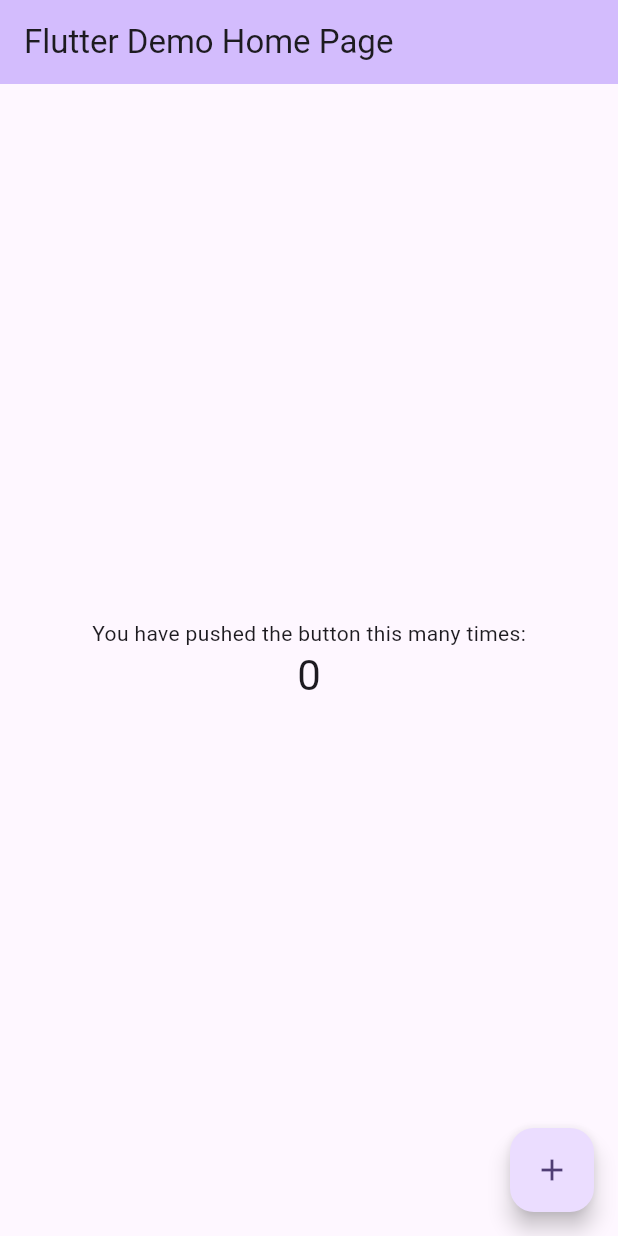
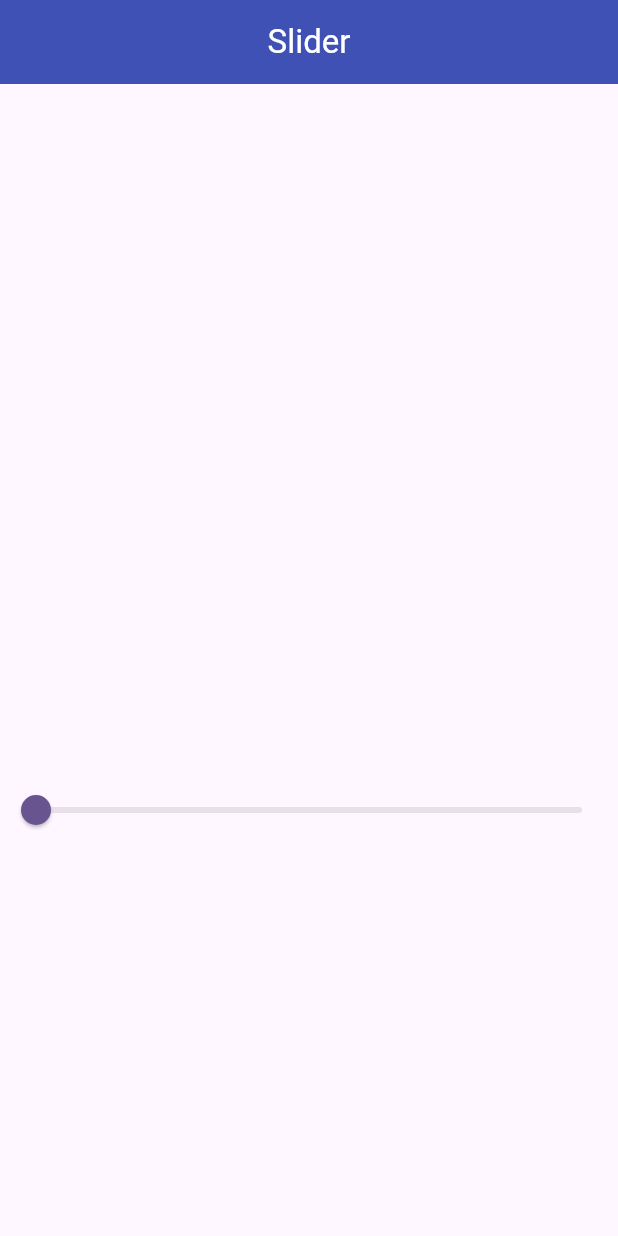
Before and after one commit to AdeelAhmadKhan36/Riverpode, a Flutter app: the screen it shows after launch, on a phone screen of 412 x 824 dp. Run offline on Flutter 3.47's test engine with Material 3 defaults, Android fonts, the light colour scheme and no system bars; our stand-ins replace flutter_riverpod.

Commit message:
Mutiple Sate

```diff
--- a/lib/main.dart
+++ b/lib/main.dart
@@ -1,4 +1,9 @@
 import 'package:flutter/material.dart';
+import 'package:flutter_riverpod/flutter_riverpod.dart';
+import 'package:riverpode_statmanagment/view/screens/counter.dart';
+import 'package:riverpode_statmanagment/view/screens/home.dart';
+import 'package:riverpode_statmanagment/view/screens/provider_in_riverpode.dart';
+import 'package:riverpode_statmanagment/view/screens/slider_provider.dart';
 
 void main() {
   runApp(const MyApp());
@@ -10,7 +15,9 @@
   // This widget is the root of your application.
   @override
   Widget build(BuildContext context) {
-    return MaterialApp(
+    return ProviderScope(
+
+      child: MaterialApp(
         title: 'Flutter Demo',
         theme: ThemeData(
           // This is the theme of your application.
@@ -30,93 +37,8 @@
           // tested with just a hot reload.
           colorScheme: ColorScheme.fromSeed(seedColor: Colors.deepPurple),
         ),
-      home: const MyHomePage(title: 'Flutter Demo Home Page'),
+        home:SliderScreen(),
+      ),
     );
   }
 }
-
-class MyHomePage extends StatefulWidget {
-  const MyHomePage({super.key, required this.title});
-
-  // This widget is the home page of your application. It is stateful, meaning
-  // that it has a State object (defined below) that contains fields that affect
-  // how it looks.
-
-  // This class is the configuration for the state. It holds the values (in this
-  // case the title) provided by the parent (in this case the App widget) and
-  // used by the build method of the State. Fields in a Widget subclass are
-  // always marked "final".
-
-  final String title;
-
-  @override
-  State<MyHomePage> createState() => _MyHomePageState();
-}
-
-class _MyHomePageState extends State<MyHomePage> {
-  int _counter = 0;
-
-  void _incrementCounter() {
-    setState(() {
-      // This call to setState tells the Flutter framework that something has
-      // changed in this State, which causes it to rerun the build method below
-      // so that the display can reflect the updated values. If we changed
-      // _counter without calling setState(), then the build method would not be
-      // called again, and so nothing would appear to happen.
-      _counter++;
-    });
-  }
-
-  @override
-  Widget build(BuildContext context) {
-    // This method is rerun every time setState is called, for instance as done
-    // by the _incrementCounter method above.
-    //
-    // The Flutter framework has been optimized to make rerunning build methods
-    // fast, so that you can just rebuild anything that needs updating rather
-    // than having to individually change instances of widgets.
-    return Scaffold(
-      appBar: AppBar(
-        // TRY THIS: Try changing the color here to a specific color (to
-        // Colors.amber, perhaps?) and trigger a hot reload to see the AppBar
-        // change color while the other colors stay the same.
-        backgroundColor: Theme.of(context).colorScheme.inversePrimary,
-        // Here we take the value from the MyHomePage object that was created by
-        // the App.build method, and use it to set our appbar title.
-        title: Text(widget.title),
-      ),
-      body: Center(
-        // Center is a layout widget. It takes a single child and positions it
-        // in the middle of the parent.
-        child: Column(
-          // Column is also a layout widget. It takes a list of children and
-          // arranges them vertically. By default, it sizes itself to fit its
-          // children horizontally, and tries to be as tall as its parent.
-          //
-          // Column has various properties to control how it sizes itself and
-          // how it positions its children. Here we use mainAxisAlignment to
-          // center the children vertically; the main axis here is the vertical
-          // axis because Columns are vertical (the cross axis would be
-          // horizontal).
-          //
-          // TRY THIS: Invoke "debug painting" (choose the "Toggle Debug Paint"
-          // action in the IDE, or press "p" in the console), to see the
-          // wireframe for each widget.
-          mainAxisAlignment: MainAxisAlignment.center,
-          children: <Widget>[
-            const Text('You have pushed the button this many times:'),
-            Text(
-              '$_counter',
-              style: Theme.of(context).textTheme.headlineMedium,
-            ),
-          ],
-        ),
-      ),
-      floatingActionButton: FloatingActionButton(
-        onPressed: _incrementCounter,
-        tooltip: 'Increment',
-        child: const Icon(Icons.add),
-      ), // This trailing comma makes auto-formatting nicer for build methods.
-    );
-  }
-}
--- /dev/null
+++ b/lib/view/controller/slider_pro.dart
@@ -0,0 +1,8 @@
+
+
+
+import 'package:flutter_riverpod/flutter_riverpod.dart';
+
+final Slider_provider=StateProvider<double>((ref){
+  return 0.0;
+});
--- /dev/null
+++ b/lib/view/screens/slider_provider.dart
@@ -0,0 +1,56 @@
+
+
+import 'package:flutter/cupertino.dart';
+import 'package:flutter/material.dart';
+import 'package:flutter_riverpod/flutter_riverpod.dart';
+
+import '../controller/slider_pro.dart';
+
+class SliderScreen extends ConsumerWidget {
+  const SliderScreen({super.key});
+
+  @override
+  Widget build(BuildContext context, WidgetRef ref) {
+
+    print("Hello");
+
+    return Scaffold(
+
+      appBar: AppBar(
+        title: Center(child: Text("Slider",style: TextStyle(color:Colors.white,),)),
+        backgroundColor: Colors.indigo,
+
+      ),
+   body: Column(
+      mainAxisAlignment: MainAxisAlignment.center,
+     crossAxisAlignment: CrossAxisAlignment.center,
+     children: [
+
+           Consumer(builder: (context, ref , child){
+             final slider=ref.watch(Slider_provider);
+
+             print("Contaier");
+             return        Container(
+               height: 200,
+               width: 200,
+               color: Colors.red.withOpacity(slider),
+             );
+
+           }),
+
+       Consumer(builder: (context, ref , child){
+         final slider=ref.watch(Slider_provider);
+
+         print("Slider");
+
+         return        Slider(value: slider, onChanged: (value){
+           ref.read(Slider_provider.notifier).state=value;
+         });
+
+       }),
+
+     ],
+   ),
+    );
+  }
+}
--- a/pubspec.yaml
+++ b/pubspec.yaml
@@ -34,6 +34,8 @@ dependencies:
   # The following adds the Cupertino Icons font to your application.
   # Use with the CupertinoIcons class for iOS style icons.
   cupertino_icons: ^1.0.8
+  riverpod: ^2.6.1
+  flutter_riverpod: ^2.6.1
 
 dev_dependencies:
   flutter_test:
```
Also changed, not shown: lib/view/screens/counter.dart (added, +79 -0 lines), lib/view/screens/home.dart (added, +17 -0 lines), lib/view/screens/provider_in_riverpode.dart (added, +105 -0 lines), pubspec.lock. Lines whose indentation alone changed are shown as unchanged.
